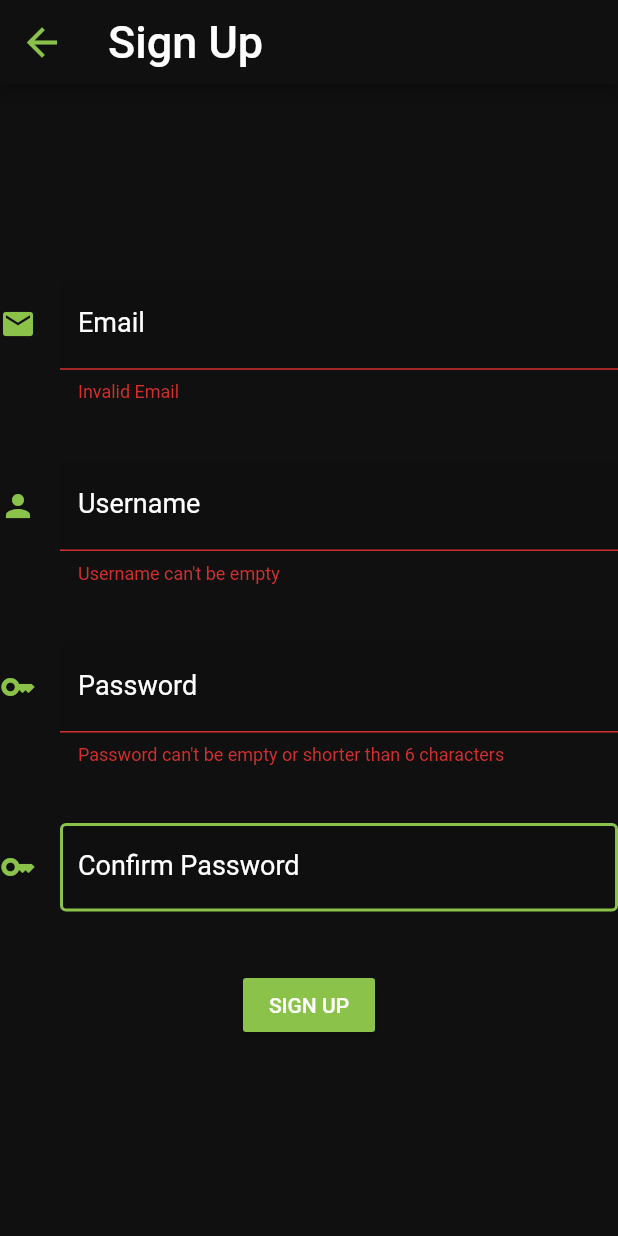
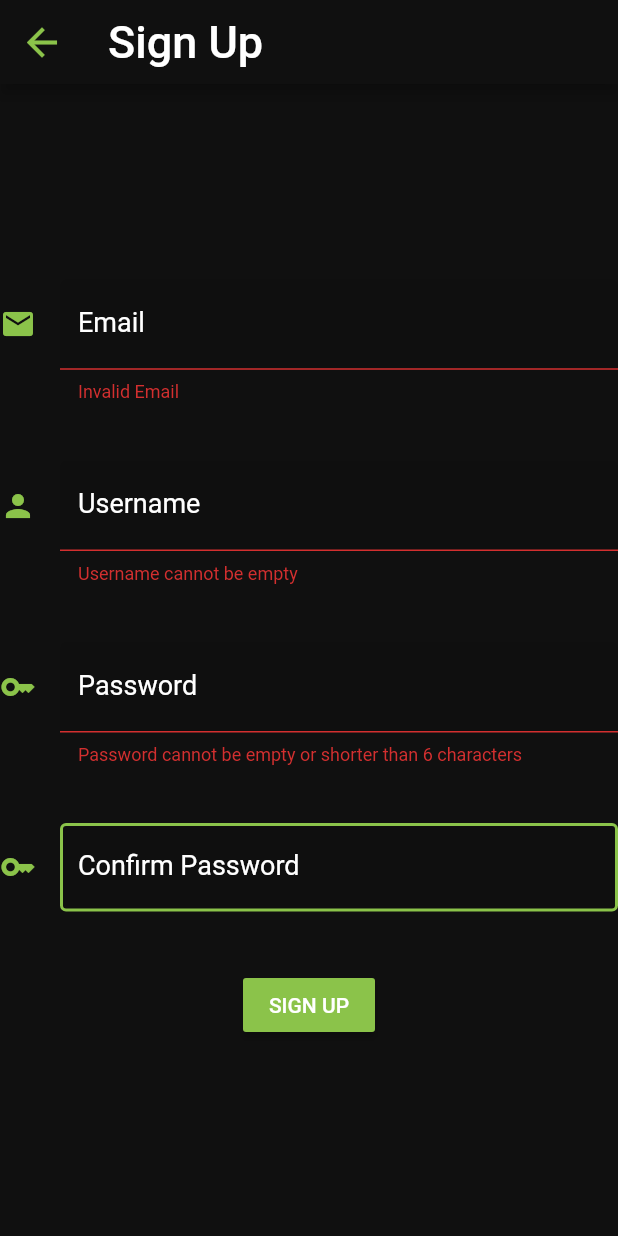
Before and after one commit to FrancescaForbicini/Design-and-Implementation-of-Mobile-Application, a Flutter app: the SignUpScreen screen opened directly, after a tap on "SIGN UP", on a phone screen of 412 x 824 dp. Run offline on Flutter 3.47's test engine with Material 2 defaults, Android fonts, the phone set to English and light mode, and no system bars; drawn by our look-alikes of auto_size_text; our stand-ins replace cloud_firestore, firebase_auth, firebase_core, google_sign_in, image_picker, just_audio and 1 more; missing offline and left inert: quiz_view, spotify; accounts and stored records are empty; generated files the repository leaves out were written again; network calls fail; Roboto replaces fonts that are missing (Calibri).

Commit message:
Done localization

```diff
--- a/lib/screens/authentication/sign_up/signup.dart
+++ b/lib/screens/authentication/sign_up/signup.dart
@@ -1,31 +1,32 @@
 import 'package:auto_size_text/auto_size_text.dart';
 import 'package:flutter/material.dart';
 
+import '../../../generated/l10n.dart';
 import '../../../services/authentication_service.dart';
 
 class EmailFieldValidator{
   static String? validate(String value){
     return (value.isEmpty || !RegExp(
         r'^(([^<>()[\]\\.,;:\s@\"]+(\.[^<>()[\]\\.,;:\s@\"]+)*)|(\".+\"))@((\[[0-9]{1,3}\.[0-9]{1,3}\.[0-9]{1,3}\.[0-9]{1,3}\])|(([a-zA-Z\-0-9]+\.)+[a-zA-Z]{2,}))$')
-        .hasMatch(value) ) ? 'Invalid Email' : null;
+        .hasMatch(value) ) ? S.current.SignupErrEmail : null;
   }
 }
 
 class PasswordFieldValidator{
   static String? validate(String value){
-    return (value.isEmpty || value.length <6) ? 'Password can\'t be empty or shorter than 6 characters' : null;
+    return (value.isEmpty || value.length <6) ? S.current.SignupErrPwd : null;
   }
 }
 
 class PassConfirmFieldValidator{
   static String? validate(String value, TextEditingController pass){
-    return (value != pass.text) ? 'The passwords do not match' : null;
+    return (value != pass.text) ? S.current.SignupErrMatchPwd : null;
   }
 }
 
 class UsernameFieldValidator{
   static String? validate(String value){
-    return (value.isEmpty) ? 'Username can\'t be empty' : null;
+    return (value.isEmpty) ? S.current.SignupEmptyUser : null;
   }
 }
 
@@ -50,8 +51,8 @@ class SignUpScreen extends StatelessWidget {
           Navigator.pop(context),
         },
       ),
-      title: const AutoSizeText(
-        'Sign Up',
+      title: AutoSizeText(
+        S.of(context).SignupTitle,
         textAlign: TextAlign.center,
         style: TextStyle(fontSize: 30),
       ),
@@ -73,19 +74,19 @@ class SignUpScreen extends StatelessWidget {
             child: Column(
               mainAxisAlignment: MainAxisAlignment.center,
               children: <Widget>[
-                _buildEmailTextfield(),
+                _buildEmailTextfield(context),
                 SizedBox(
                   height: _height * 0.05,
                 ),
-                _buildUsernameTextField(),
+                _buildUsernameTextField(context),
                 SizedBox(
                   height: _height * 0.05,
                 ),
-                _buildPasswordTextfield(),
+                _buildPasswordTextfield(context),
                 SizedBox(
                   height: _height * 0.05,
                 ),
-                _buildPasswordConfirmTextField(),
+                _buildPasswordConfirmTextField(context),
                 SizedBox(
                   height: _height * 0.05,
                 ),
@@ -98,23 +99,23 @@ class SignUpScreen extends StatelessWidget {
   }
 
 
-  Widget _buildEmailTextfield() {
+  Widget _buildEmailTextfield(BuildContext context) {
     return TextFormField(
         controller: _emailController,
         validator: (value)=> EmailFieldValidator.validate(value!),
         style: const TextStyle(color: Colors.lightGreen),
         keyboardType: TextInputType.emailAddress,
-        decoration: const InputDecoration(
-            labelText: 'Email',
+        decoration: InputDecoration(
+            labelText: S.of(context).SignupEmail,
             filled: true,
-            icon: Icon(Icons.email, color: Colors.lightGreen,),
-            enabledBorder: OutlineInputBorder(
+            icon: const Icon(Icons.email, color: Colors.lightGreen,),
+            enabledBorder: const OutlineInputBorder(
               borderSide: BorderSide(
                   color: Colors.lightGreen,
                   width: 2.0
               )
           ),
-          labelStyle: TextStyle(
+          labelStyle: const TextStyle(
               color: Colors.white,
               fontSize: 18.0,
               fontWeight: FontWeight.w400 ,
@@ -123,22 +124,22 @@ class SignUpScreen extends StatelessWidget {
     );
   }
 
-  Widget _buildPasswordTextfield() {
+  Widget _buildPasswordTextfield(BuildContext context) {
     return TextFormField(
       controller: _passwordController,
       validator: (value)=> PasswordFieldValidator.validate(value!),
       style: const TextStyle(color: Colors.lightGreen),
-      decoration: const InputDecoration(
-          labelText: 'Password',
+      decoration: InputDecoration(
+          labelText: S.of(context).SignupPwd,
           filled: true,
-          icon: Icon(Icons.key, color: Colors.lightGreen),
-          enabledBorder: OutlineInputBorder(
+          icon: const Icon(Icons.key, color: Colors.lightGreen),
+          enabledBorder: const OutlineInputBorder(
             borderSide: BorderSide(
                   color: Colors.lightGreen,
                   width: 2.0
             )
           ),
-          labelStyle: TextStyle(
+          labelStyle: const TextStyle(
               color: Colors.white,
               fontSize: 18.0,
               fontWeight: FontWeight.w400 ,
@@ -148,22 +149,22 @@ class SignUpScreen extends StatelessWidget {
     );
   }
 
-  Widget _buildPasswordConfirmTextField() {
+  Widget _buildPasswordConfirmTextField(BuildContext context) {
     return TextFormField(
       controller: _passConfirmController,
       validator: (value)=> PassConfirmFieldValidator.validate(value!, _passwordController),
       style: const TextStyle(color: Colors.lightGreen),
-      decoration: const InputDecoration(
-          labelText: 'Confirm Password',
+      decoration: InputDecoration(
+          labelText: S.of(context).SignupConfirmPwd,
           filled: true,
-          icon: Icon(Icons.key, color: Colors.lightGreen,),
-          enabledBorder: OutlineInputBorder(
+          icon: const Icon(Icons.key, color: Colors.lightGreen,),
+          enabledBorder: const OutlineInputBorder(
               borderSide: BorderSide(
                   color: Colors.lightGreen,
                   width: 2.0
               )
           ),
-          labelStyle: TextStyle(
+          labelStyle: const TextStyle(
               color: Colors.white,
               fontSize: 18.0,
               fontWeight: FontWeight.w400 ,
@@ -173,23 +174,23 @@ class SignUpScreen extends StatelessWidget {
     );
   }
 
-  Widget _buildUsernameTextField() {
+  Widget _buildUsernameTextField(BuildContext context) {
     return TextFormField(
       controller: _usernameController,
       validator: (value)=> UsernameFieldValidator.validate(value!),
       style: const TextStyle(color: Colors.lightGreen),
       keyboardType: TextInputType.name,
-      decoration: const InputDecoration(
-          labelText: 'Username',
+      decoration: InputDecoration(
+          labelText: S.of(context).SignupUser,
           filled: true,
-          icon: Icon(Icons.person, color: Colors.lightGreen),
-          enabledBorder: OutlineInputBorder(
+          icon: const Icon(Icons.person, color: Colors.lightGreen),
+          enabledBorder: const OutlineInputBorder(
               borderSide: BorderSide(
                   color: Colors.lightGreen,
                   width: 2.0
               )
           ),
-          labelStyle: TextStyle(
+          labelStyle: const TextStyle(
               color: Colors.white,
               fontSize: 18.0,
               fontWeight: FontWeight.w400 ,
@@ -203,7 +204,7 @@ class SignUpScreen extends StatelessWidget {
     return MaterialButton(
         color: Colors.lightGreen,
         textColor: Colors.white,
-        child: AutoSizeText('SIGN UP'),
+        child: AutoSizeText(S.of(context).SignupButton),
         onPressed: () => {
           if(formGlobalKey.currentState!.validate()){
             _authService.signUp(_emailController.text, _passwordController.text, _usernameController.text, context)
--- a/lib/screens/spotifyAuth_screen.dart
+++ b/lib/screens/spotifyAuth_screen.dart
@@ -3,6 +3,7 @@ import 'package:dima_project/services/spotify_service.dart';
 import 'package:flutter/material.dart';
 import 'package:webview_flutter/webview_flutter.dart';
 
+import '../generated/l10n.dart';
 import 'home/home_screen.dart';
 
 class SpotifyScreen extends StatefulWidget {
@@ -26,8 +27,8 @@ class _SpotifyScreenState extends State<SpotifyScreen>{
   Widget build(BuildContext context){
     var responseUri;
     final _appBar = AppBar(
-      title: const AutoSizeText(
-        'Authorize access to Spotify',
+      title: AutoSizeText(
+        S.of(context).SpotyTitle,
         textAlign: TextAlign.center,
         style: TextStyle(fontSize: 30),
       ),
```
Also changed, not shown: lib/l10n/intl_en.arb (+40 -39 lines), lib/l10n/intl_it.arb (+40 -39 lines), lib/screens/authentication/authentication.dart (+7 -6 lines), lib/screens/authentication/sign_in/signin.dart (+21 -20 lines), lib/screens/home/home_screen.dart (+23 -22 lines), lib/screens/profile/userprofile_screen.dart (+11 -10 lines), lib/screens/quiz/quiz_generator.dart (+20 -10 lines), lib/screens/quiz/result_page.dart (+5 -4 lines), lib/services/authentication_service.dart (+18 -2 lines), lib/generated/intl/messages_en.dart, lib/generated/intl/messages_it.dart, lib/generated/l10n.dart.
